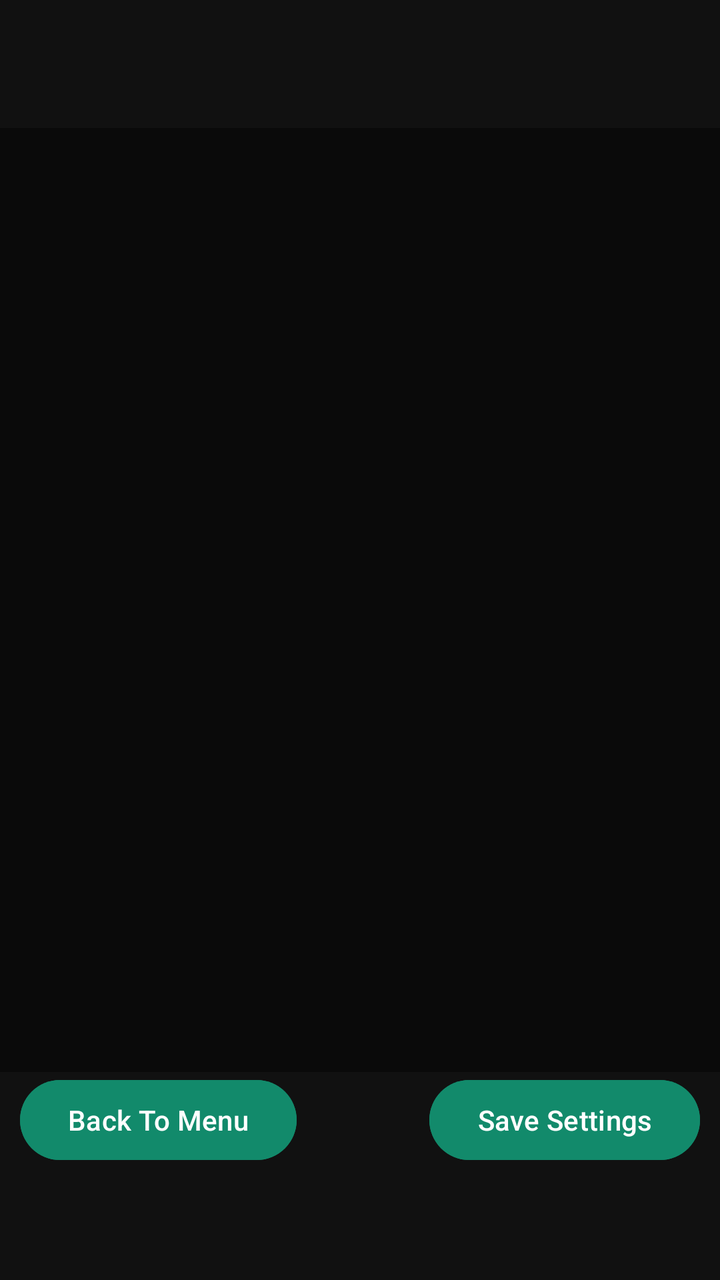
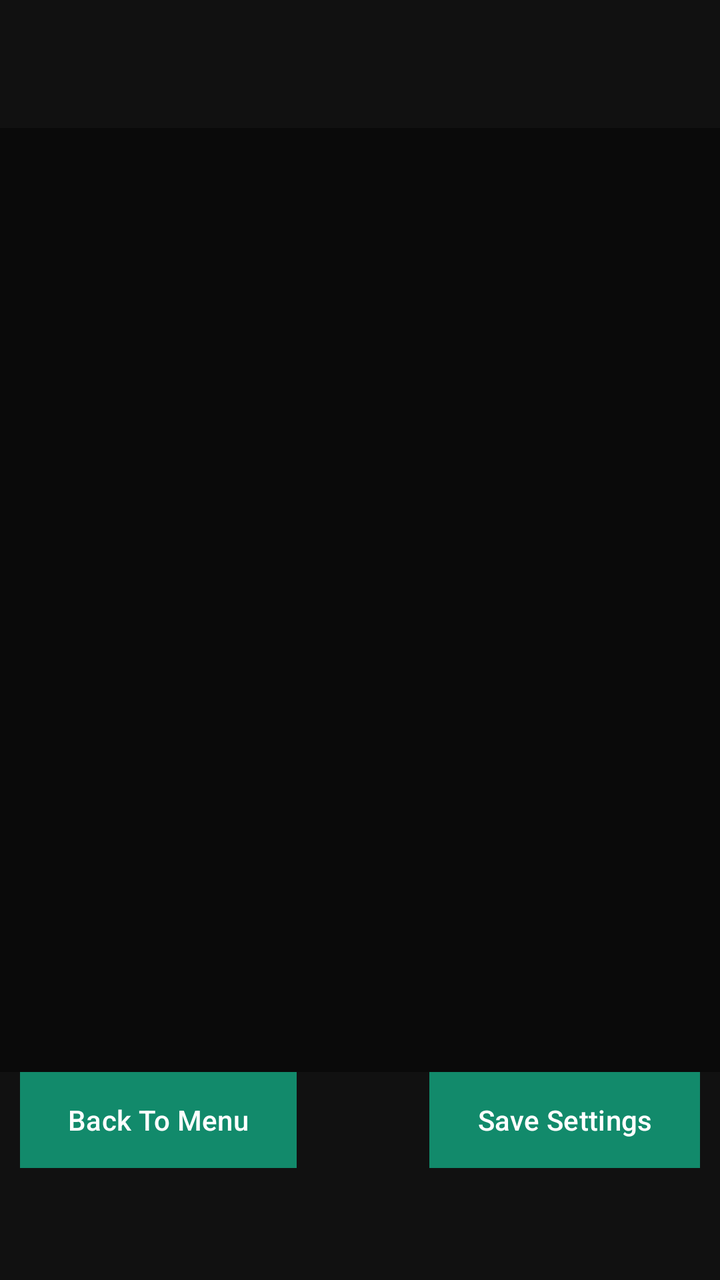

Screens rendered from an Android XML layout before and after an edit, with the pre-edit source and the edit as a unified diff.
<!-- AndroidManifest.xml: application theme Theme.ZOoTRBuddy -->
<!-- res/layout/rando_settings.xml -->
<?xml version="1.0" encoding="utf-8"?>
<LinearLayout xmlns:android="http://schemas.android.com/apk/res/android"
    xmlns:app="http://schemas.android.com/apk/res-auto"
    android:layout_width="match_parent"
    android:layout_height="match_parent"
    android:background="#0A0A0A"
    android:backgroundTint="#111111"
    android:backgroundTintMode="add"
    android:orientation="vertical">

    <com.google.android.material.tabs.TabLayout
        android:id="@+id/tabHeader"
        android:layout_width="match_parent"
        android:layout_height="wrap_content"
        android:background="?attr/backgroundSecondary"
        android:paddingTop="64dp"
        app:tabMode="scrollable"
        app:tabSelectedTextColor="?attr/android:textColorPrimary"
        app:tabTextColor="@color/gray_100"/>

    <ScrollView
        android:id="@+id/settingsPanelScrollView"
        android:layout_width="match_parent"
        android:layout_height="0dp"
        android:layout_weight="8"
        android:background="?attr/android:background">

        <LinearLayout
            android:id="@+id/settingsPanel"
            android:layout_width="match_parent"
            android:layout_height="wrap_content"
            android:background="?attr/android:background"
            android:orientation="vertical"/>
    </ScrollView>

    <LinearLayout
        android:id="@+id/footer"
        android:layout_width="match_parent"
        android:layout_height="wrap_content"
        android:background="?attr/backgroundSecondary"
        android:paddingHorizontal="10dp"
        android:paddingBottom="56dp">

        <Button
            android:id="@+id/backButton"
            android:layout_width="wrap_content"
            android:layout_height="wrap_content"
            android:backgroundTint="?attr/android:colorPrimary"
            android:text="Back To Menu"
            android:textColor="?attr/primaryButtonTextColor" />

        <Space
            android:layout_width="0dp"
            android:layout_height="wrap_content"
            android:layout_weight="1" />

        <Button
            android:id="@+id/saveButton"
            android:layout_width="wrap_content"
            android:layout_height="wrap_content"
            android:backgroundTint="?attr/android:colorPrimary"
            android:text="Save Settings"
            android:textColor="?attr/primaryButtonTextColor" />
    </LinearLayout>

</LinearLayout>
<!-- resources referenced by this layout -->
<resources>
  <color name="gray_100">#B3B3B3</color>
  <style name="Theme.ZOoTRBuddy" parent="Theme.Material3.Light">
          <item name="hintTextColor">@color/gray_100</item>
          <item name="android:colorSecondary">@color/blue</item>
          <item name="android:textColorSecondary">@color/white</item>
          <item name="primaryButtonTextColor">@color/white</item>
          <item name="secondaryButtonTextColor">@color/white</item>
          <item name="android:colorPrimary">@color/sea_green</item>
          <item name="colorPrimary">@color/sea_green</item>
          <item name="android:textColor">@color/white</item>
          <item name="android:textColorPrimary">@color/white</item>
          <item name="android:background">@color/gray_700</item>
          <item name="backgroundSecondary">@color/gray_500</item>
          <item name="android:textColorHint">@color/gray_100</item>
          <item name="android:dropDownListViewStyle">@style/DropdownWithHorizontalDivider</item>
          <item name="tooltipBackground">@color/gray_700</item>
      </style>
  <color name="blue">#052F5F</color>
  <color name="white">#FFFFFFFF</color>
  <color name="sea_green">#128A6B</color>
  <color name="gray_700">#0A0A0A</color>
  <color name="gray_500">#111111</color>
  <style name="DropdownWithHorizontalDivider" parent="android:Widget.ListView.DropDown">
          <item name="android:divider">@color/gray_100</item>
          <item name="android:dividerHeight">1dp</item>
      </style>
</resources>

<!-- the commit's change to res/layout/rando_settings.xml (unified diff, before → after) -->
@@ -45,7 +45,7 @@
             android:id="@+id/backButton"
             android:layout_width="wrap_content"
             android:layout_height="wrap_content"
-            android:backgroundTint="?attr/android:colorPrimary"
+            android:background="@drawable/focus_outline_primary"
             android:text="Back To Menu"
             android:textColor="?attr/primaryButtonTextColor" />
 
@@ -58,7 +58,7 @@
             android:id="@+id/saveButton"
             android:layout_width="wrap_content"
             android:layout_height="wrap_content"
-            android:backgroundTint="?attr/android:colorPrimary"
+            android:background="@drawable/focus_outline_primary"
             android:text="Save Settings"
             android:textColor="?attr/primaryButtonTextColor" />
     </LinearLayout>
<!-- resource entries referenced after the edit -->
@@ -1,6 +1,23 @@
 <!-- resources referenced by this layout -->
 <resources>
   <color name="gray_100">#B3B3B3</color>
+  <!-- drawable focus_outline_primary (drawable) -->
+  <?xml version="1.0" encoding="utf-8"?>
+  <selector xmlns:android="http://schemas.android.com/apk/res/android">
+      <item android:state_focused="true">
+          <shape android:shape="rectangle">
+              <solid android:color="?attr/android:colorPrimary"/>
+              <stroke android:width="3dp" android:color="?attr/focusOutline"/>
+          </shape>
+      </item>
+  
+      <item>
+          <shape android:shape="rectangle">
+              <solid android:color="?attr/android:colorPrimary"/>
+              <stroke android:width="0dp" android:color="@android:color/transparent"/>
+          </shape>
+      </item>
+  </selector>
   <style name="Theme.ZOoTRBuddy" parent="Theme.Material3.Light">
           <item name="hintTextColor">@color/gray_100</item>
           <item name="android:colorSecondary">@color/blue</item>
@@ -16,6 +33,7 @@
           <item name="android:textColorHint">@color/gray_100</item>
           <item name="android:dropDownListViewStyle">@style/DropdownWithHorizontalDivider</item>
           <item name="tooltipBackground">@color/gray_700</item>
+          <item name="focusOutline">@color/sea_green_light</item>
       </style>
   <color name="blue">#052F5F</color>
   <color name="white">#FFFFFFFF</color>
@@ -26,5 +44,6 @@
           <item name="android:divider">@color/gray_100</item>
           <item name="android:dividerHeight">1dp</item>
       </style>
+  <color name="sea_green_light">#06a77d</color>
 </resources>
 
